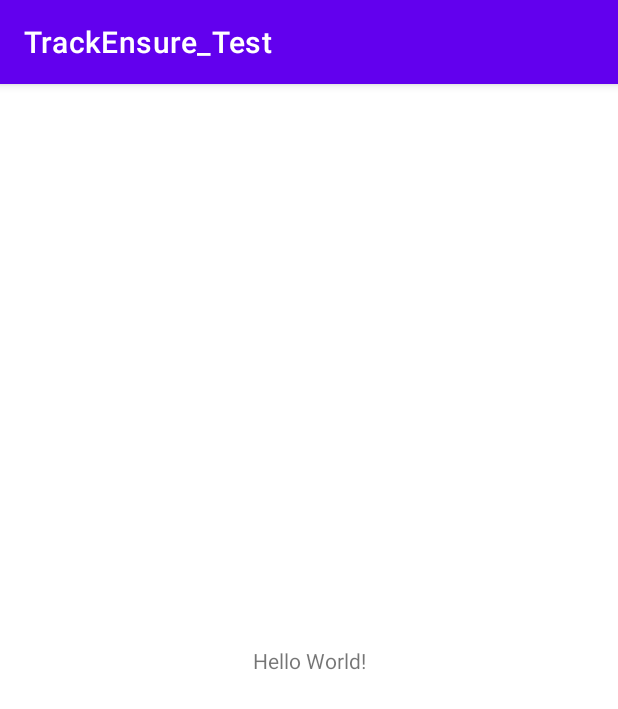
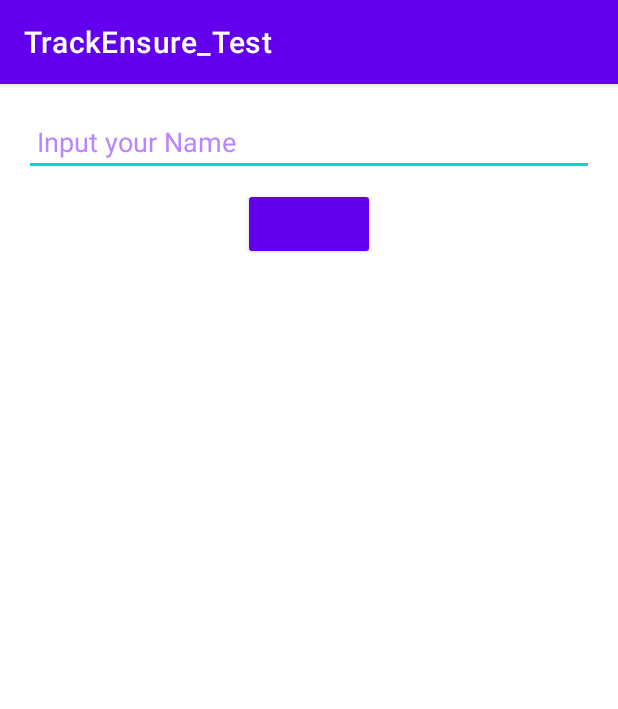
Before and after one commit to keatmur/TrackEnsure_Test, an Android app: the screen it shows after launch (MainActivity), on a phone screen of 412 x 824 dp. Shown: the top 709 px of the screen. Run offline under Robolectric (Android 15) with nearby library versions, the phone set to English and light mode, and no system bars.

Commit message:
Generating Aliases Приложение позволяющее пользователю ввести своё имя фамилию латиницей и получить сгенерированный псевдоним. Программа считает количество гласных и согласных букв и отображает эти величины Генерирует пользователю потенциальный псевдоним руководствуясь правилом, что гласные чередуются с согласными

```diff
--- a/app/build.gradle
+++ b/app/build.gradle
@@ -8,7 +8,7 @@ android {
 
     defaultConfig {
         applicationId "com.example.trackensure_test"
-        minSdkVersion 21
+        minSdkVersion 24
         targetSdkVersion 30
         versionCode 1
         versionName "1.0"
--- a/app/src/main/java/com/example/trackensure_test/MainActivity.java
+++ b/app/src/main/java/com/example/trackensure_test/MainActivity.java
@@ -1,14 +1,82 @@
 package com.example.trackensure_test;
 
+import androidx.annotation.RequiresApi;
 import androidx.appcompat.app.AppCompatActivity;
+import androidx.appcompat.widget.AppCompatButton;
+import androidx.appcompat.widget.AppCompatEditText;
+import androidx.appcompat.widget.AppCompatTextView;
 
+import android.os.Build;
 import android.os.Bundle;
 
+import java.lang.reflect.Array;
+import java.util.ArrayList;
+import java.util.Arrays;
+import java.util.Random;
+import java.util.Scanner;
+import java.util.stream.IntStream;
+import java.util.stream.Stream;
+
+
 public class MainActivity extends AppCompatActivity {
+
+    AppCompatEditText editText;
+    AppCompatButton button;
+    AppCompatTextView textView;
 
     @Override
     protected void onCreate(Bundle savedInstanceState) {
         super.onCreate(savedInstanceState);
         setContentView(R.layout.activity_main);
+
+        editText = findViewById(R.id.ma_et);
+        button = findViewById(R.id.m_bt);
+        textView = findViewById(R.id.ma_tv);
     }
+
+
+    @Override
+    protected void onStart() {
+        super.onStart();
+        button.setOnClickListener(v -> {
+            generatingAliases(editText.getText().toString());
+        });
+
+    }
+
+    public void generatingAliases(String name) {
+        char[] arrayVowels = name.toLowerCase().replaceAll("[^aeiouy]", "").toCharArray();
+        char[] arrayConsonants = name.toLowerCase().replaceAll("[^qwrtypsdfghjklzxcvbnm]", "").toCharArray();
+        char[] a4 = new char[arrayVowels.length + arrayConsonants.length];
+
+        shuffleArray(arrayVowels);
+        shuffleArray(arrayConsonants);
+        int maxLen = Math.max(arrayVowels.length, arrayConsonants.length), j = 0;
+
+        for (int i = 0; i < maxLen; i++) {
+            if (i < arrayConsonants.length) a4[j++] = arrayConsonants[i];
+            if (i < arrayVowels.length) a4[j++] = arrayVowels[i];
+        }
+        String lastName = new String(a4).substring(0, a4.length / 2);
+        String fastName = new String(a4).substring(a4.length / 2);
+        textView.setText( "Consonants:"+arrayConsonants.length+" Vowels: "+arrayVowels.length+"\n"+
+                firstUpperCase(lastName) + "  " + firstUpperCase(fastName));
+    }
+
+    public void shuffleArray(char[] array) {
+        Random rnd = new Random();
+        for (int i = array.length - 1; i > 0; i--) {
+            int index = rnd.nextInt(i + 1);
+            // Simple swap
+            char chr = array[index];
+            array[index] = array[i];
+            array[i] = chr;
+        }
+    }
+
+    public String firstUpperCase(String word) {
+        if (word == null || word.isEmpty()) return "";
+        return word.substring(0, 1).toUpperCase() + word.substring(1);
+    }
+
 }
--- a/app/src/main/res/layout/activity_main.xml
+++ b/app/src/main/res/layout/activity_main.xml
@@ -1,18 +1,36 @@
 <?xml version="1.0" encoding="utf-8"?>
-<androidx.constraintlayout.widget.ConstraintLayout xmlns:android="http://schemas.android.com/apk/res/android"
+<LinearLayout xmlns:android="http://schemas.android.com/apk/res/android"
     xmlns:app="http://schemas.android.com/apk/res-auto"
     xmlns:tools="http://schemas.android.com/tools"
     android:layout_width="match_parent"
     android:layout_height="match_parent"
+    android:layout_margin="16dp"
+    android:orientation="vertical"
     tools:context=".MainActivity">
 
-    <TextView
+    <androidx.appcompat.widget.AppCompatEditText
+        android:id="@+id/ma_et"
+        android:layout_width="match_parent"
+        android:layout_height="wrap_content"
+        android:hint=" Input your Name "
+        android:imeOptions="actionGo"
+        android:inputType="text"
+        android:maxLines="1"
+        android:textColorHint="@color/purple_200" />
+
+    <androidx.appcompat.widget.AppCompatButton
+        android:id="@+id/m_bt"
+        style="@style/AppButton.Dark"
         android:layout_width="wrap_content"
         android:layout_height="wrap_content"
-        android:text="Hello World!"
-        app:layout_constraintBottom_toBottomOf="parent"
-        app:layout_constraintLeft_toLeftOf="parent"
-        app:layout_constraintRight_toRightOf="parent"
-        app:layout_constraintTop_toTopOf="parent" />
+        android:layout_gravity="center_horizontal"
+        android:layout_marginTop="8dp" />
 
-</androidx.constraintlayout.widget.ConstraintLayout>
+    <androidx.appcompat.widget.AppCompatTextView
+        android:id="@+id/ma_tv"
+        android:layout_width="match_parent"
+        android:layout_height="wrap_content"
+        android:layout_marginTop="8dp"
+        android:textColor="@color/purple_500" />
+
+</LinearLayout>
--- a/app/src/main/res/values/themes.xml
+++ b/app/src/main/res/values/themes.xml
@@ -13,4 +13,8 @@
         <item name="android:statusBarColor" tools:targetApi="l">?attr/colorPrimaryVariant</item>
         <!-- Customize your theme here. -->
     </style>
+    <style name="AppButton.Dark" parent="Widget.AppCompat.Button.Colored">
+        <item name="backgroundTint">@color/purple_500</item>
+        <item name="android:textColor">@android:color/white</item>
+    </style>
 </resources>
```
Also changed, not shown: app/src/main/java/com/example/trackensure_test/Test1.java (added, +26 -0 lines), gradle/wrapper/gradle-wrapper.properties.
